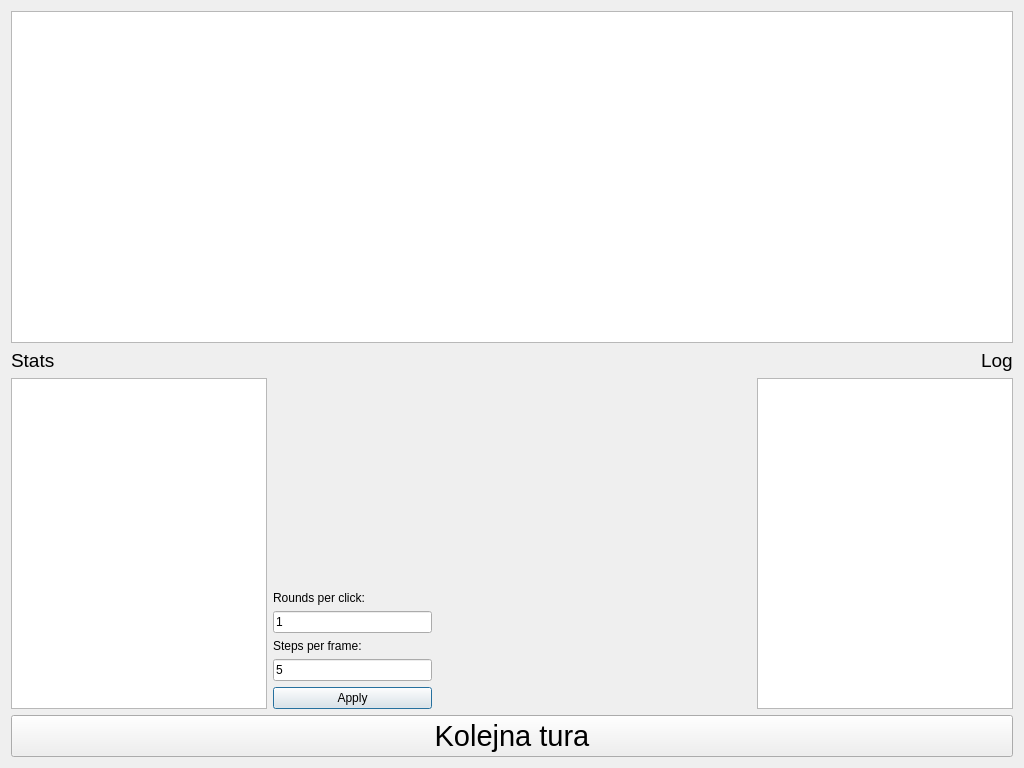
Qt form dialog.ui (evolvazpr/evolva) before a commit.
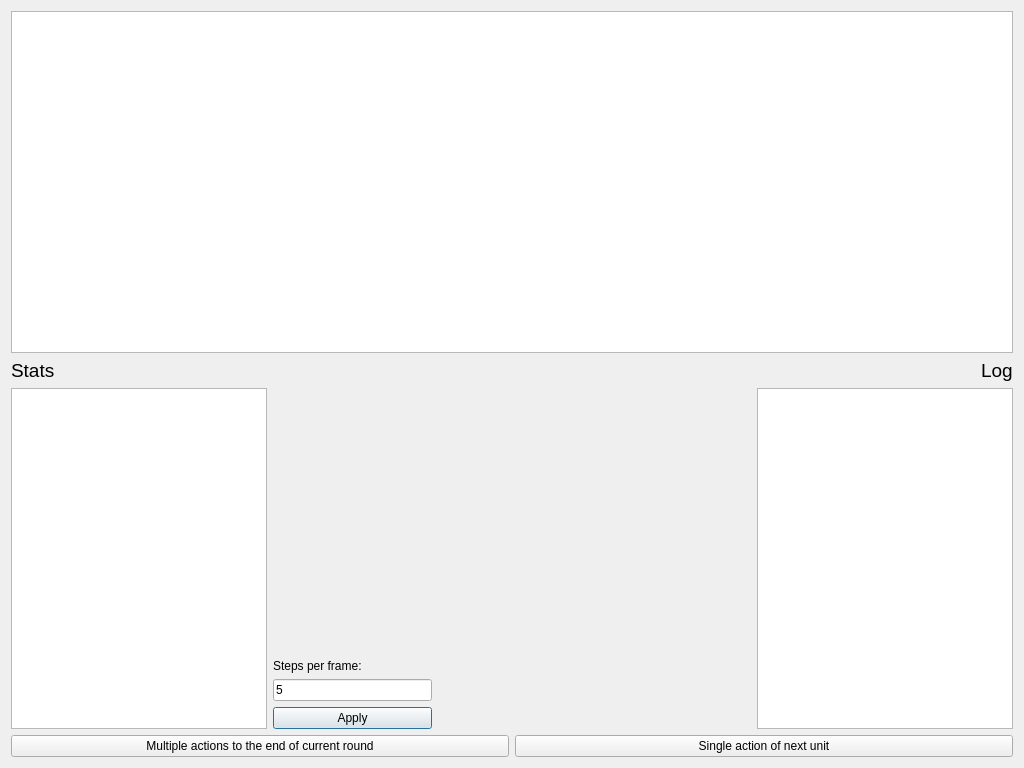
The same form after that commit.

Patch:
```diff
--- a/dialog.ui
+++ b/dialog.ui
@@ -102,20 +102,6 @@
          </property>
         </spacer>
        </item>
-       <item>
-        <widget class="QLabel" name="label_2">
-         <property name="text">
-          <string>Rounds per click:</string>
-         </property>
-        </widget>
-       </item>
-       <item>
-        <widget class="QLineEdit" name="lineEdit_rounds">
-         <property name="text">
-          <string>1</string>
-         </property>
-        </widget>
-       </item>
        <item>
         <widget class="QLabel" name="label">
          <property name="sizePolicy">
@@ -181,16 +167,22 @@
     </layout>
    </item>
    <item>
-    <widget class="QPushButton" name="pushButton">
-     <property name="font">
-      <font>
-       <pointsize>22</pointsize>
-      </font>
-     </property>
-     <property name="text">
-      <string>Kolejna tura</string>
-     </property>
-    </widget>
+    <layout class="QHBoxLayout" name="horizontalLayout_4">
+     <item>
+      <widget class="QPushButton" name="pushButton_3">
+       <property name="text">
+        <string>Multiple actions to the end of current round</string>
+       </property>
+      </widget>
+     </item>
+     <item>
+      <widget class="QPushButton" name="pushButton">
+       <property name="text">
+        <string>Single action of next unit</string>
+       </property>
+      </widget>
+     </item>
+    </layout>
    </item>
   </layout>
   <zorder>pushButton</zorder>
```
Left out of the diff: 2 changed lines with no effect on the pictures.
